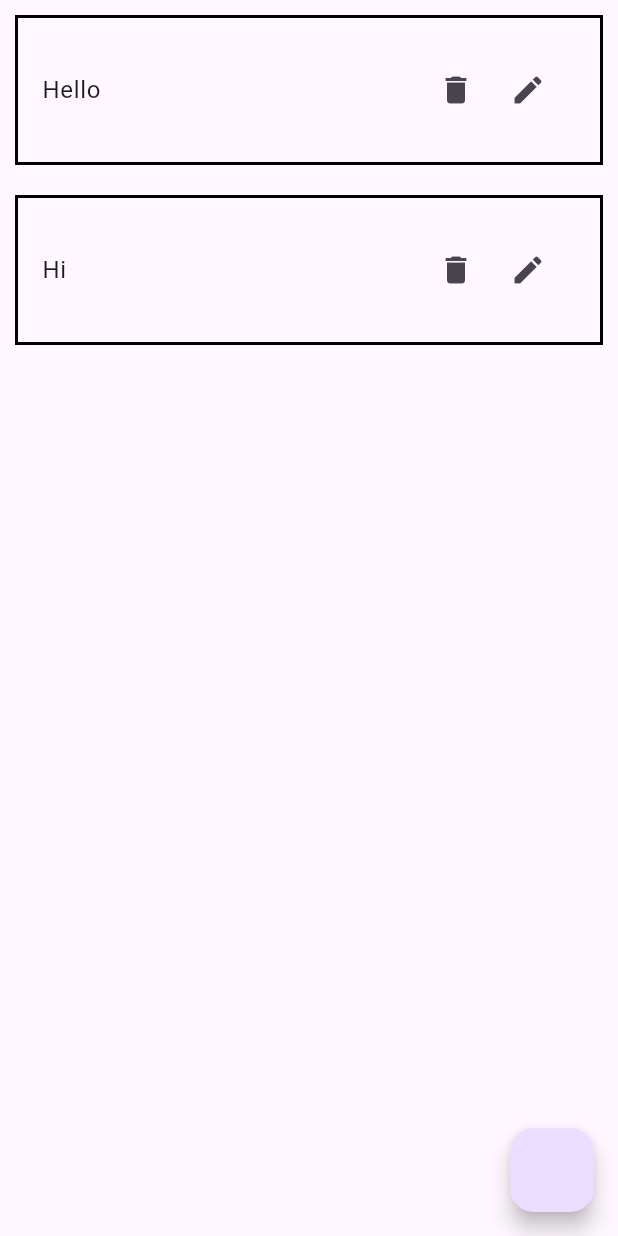
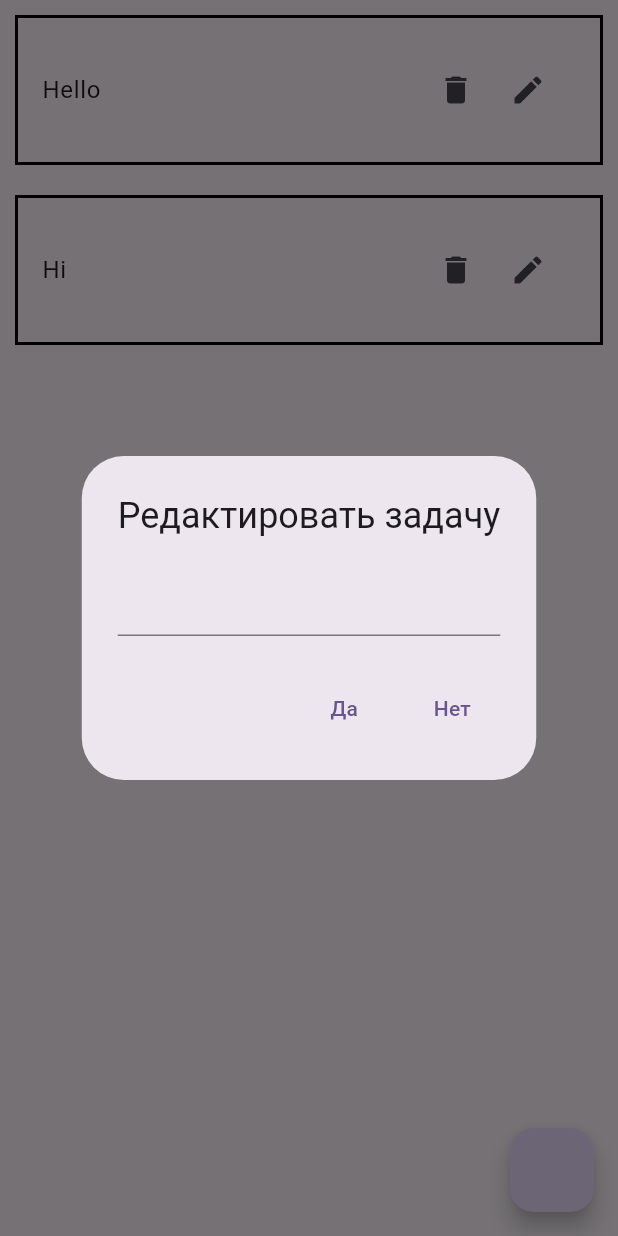
Before and after one commit to AZANOV07/bloc_app, a Flutter app: the screen it shows after launch, after a tap on the "edit" icon, on a phone screen of 412 x 824 dp. Run offline on Flutter 3.47's test engine with Material 3 defaults, Android fonts, the phone set to English and light mode, and no system bars; our stand-ins replace bloc, flutter_bloc.

Commit message:
task_app

```diff
--- a/lib/feature/task/view/task_view.dart
+++ b/lib/feature/task/view/task_view.dart
@@ -11,6 +11,7 @@ class TaskView extends StatefulWidget {
 
 class _TaskViewState extends State<TaskView> {
   TextEditingController taskControler = TextEditingController();
+  TextEditingController addControler = TextEditingController();
 
   @override
   Widget build(BuildContext context) {
@@ -34,7 +35,42 @@ class _TaskViewState extends State<TaskView> {
                             onPressed: () =>
                                 context.read<TaskCubit>().deleteData(index),
                             icon: Icon(Icons.delete)),
-                        IconButton(onPressed: () {}, icon: Icon(Icons.edit)),
+                        IconButton(
+                          onPressed: () {
+                            showDialog(
+                              context: context,
+                              builder: (context) {
+                                return AlertDialog(
+                                  title: Text('Редактировать задачу'),
+                                  content: TextField(
+                                    controller:
+                                        addControler, // Используйте контроллер для редактирования текста
+                                  ),
+                                  actions: [
+                                    TextButton(
+                                      onPressed: () {
+                                        if (addControler.text.isNotEmpty) {
+                                          context.read<TaskCubit>().updateData(
+                                              index, addControler.text);
+                                          Navigator.pop(context);
+                                          addControler.clear();
+                                        }
+                                      },
+                                      child: Text('Да'),
+                                    ),
+                                    TextButton(
+                                      onPressed: () {
+                                        Navigator.pop(context);
+                                      },
+                                      child: Text('Нет'),
+                                    ),
+                                  ],
+                                );
+                              },
+                            );
+                          },
+                          icon: Icon(Icons.edit),
+                        ),
                       ],
                     ),
                   ),
```
Also changed, not shown: lib/feature/task/cubit/task_cubit.dart (+8 -5 lines).
